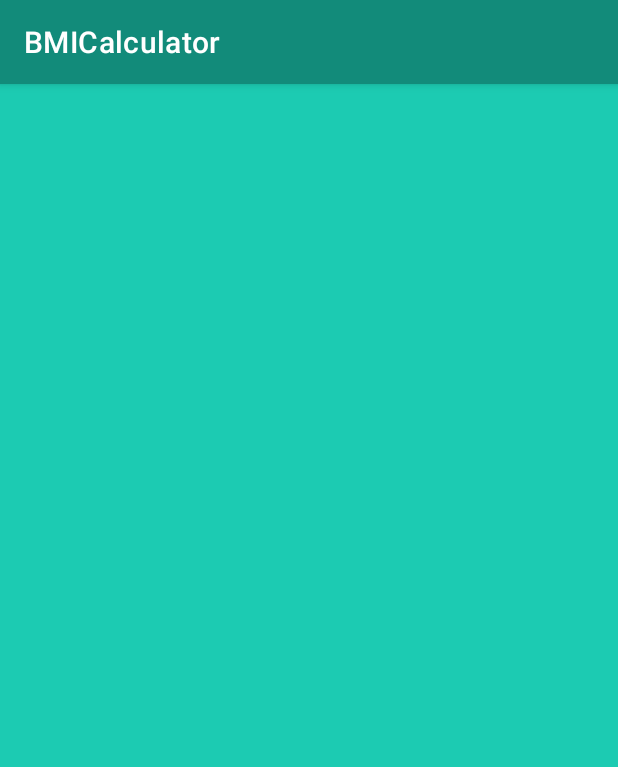
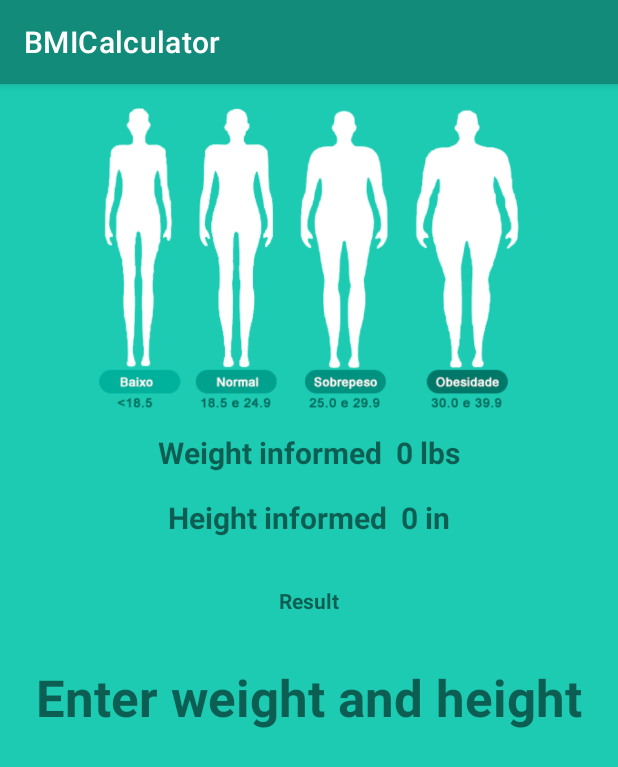
Before and after one commit to alxmart/BMICalculator, an Android app: the ResultadoActivity screen opened directly, with no data from a screen before it, on a phone screen of 412 x 824 dp. Shown: the top 767 px of the screen. Run offline under Robolectric (Android 15) with nearby library versions, the phone set to English and light mode, and no system bars.

Commit message:
Layout definitions in the second activity.

```diff
--- a/app/src/main/res/layout/activity_resultado.xml
+++ b/app/src/main/res/layout/activity_resultado.xml
@@ -6,4 +6,70 @@
     android:layout_height="match_parent"
     tools:context=".ResultadoActivity">
 
+    <ImageView
+        android:id="@+id/imageView2"
+        android:layout_width="0dp"
+        android:layout_height="200dp"
+        android:layout_marginStart="16dp"
+        android:layout_marginTop="16dp"
+        android:layout_marginEnd="16dp"
+        app:layout_constraintEnd_toEndOf="parent"
+        app:layout_constraintHorizontal_bias="0.5"
+        app:layout_constraintStart_toStartOf="parent"
+        app:layout_constraintTop_toTopOf="parent"
+        app:srcCompat="@drawable/resultado" />
+
+    <TextView
+        android:id="@+id/text_peso"
+        android:layout_width="wrap_content"
+        android:layout_height="wrap_content"
+        android:layout_marginTop="16dp"
+        android:text="Weight informed  0 lbs"
+        android:textSize="20sp"
+        android:textStyle="bold"
+        app:layout_constraintEnd_toEndOf="parent"
+        app:layout_constraintHorizontal_bias="0.5"
+        app:layout_constraintStart_toStartOf="parent"
+        app:layout_constraintTop_toBottomOf="@+id/imageView2" />
+
+    <TextView
+        android:id="@+id/text_altura"
+        android:layout_width="wrap_content"
+        android:layout_height="wrap_content"
+        android:layout_marginTop="16dp"
+        android:text="Height informed  0 in"
+        android:textSize="20sp"
+        android:textStyle="bold"
+        app:layout_constraintEnd_toEndOf="parent"
+        app:layout_constraintHorizontal_bias="0.5"
+        app:layout_constraintStart_toStartOf="parent"
+        app:layout_constraintTop_toBottomOf="@+id/text_peso" />
+
+    <TextView
+        android:id="@+id/textView4"
+        android:layout_width="wrap_content"
+        android:layout_height="wrap_content"
+        android:layout_marginTop="32dp"
+        android:text="Result"
+        android:textStyle="bold"
+        app:layout_constraintEnd_toEndOf="parent"
+        app:layout_constraintHorizontal_bias="0.5"
+        app:layout_constraintStart_toStartOf="parent"
+        app:layout_constraintTop_toBottomOf="@+id/text_altura" />
+
+    <TextView
+        android:id="@+id/text_resultado"
+        android:layout_width="0dp"
+        android:layout_height="wrap_content"
+        android:layout_marginStart="16dp"
+        android:layout_marginTop="32dp"
+        android:layout_marginEnd="16dp"
+        android:text="Enter weight and height"
+        android:textAlignment="center"
+        android:textSize="34sp"
+        android:textStyle="bold"
+        app:layout_constraintEnd_toEndOf="parent"
+        app:layout_constraintHorizontal_bias="0.5"
+        app:layout_constraintStart_toStartOf="parent"
+        app:layout_constraintTop_toBottomOf="@+id/textView4" />
 </androidx.constraintlayout.widget.ConstraintLayout>
```
